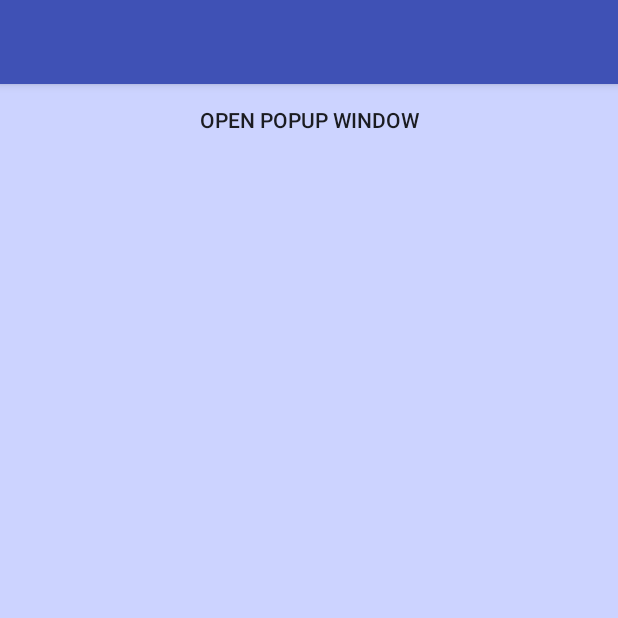
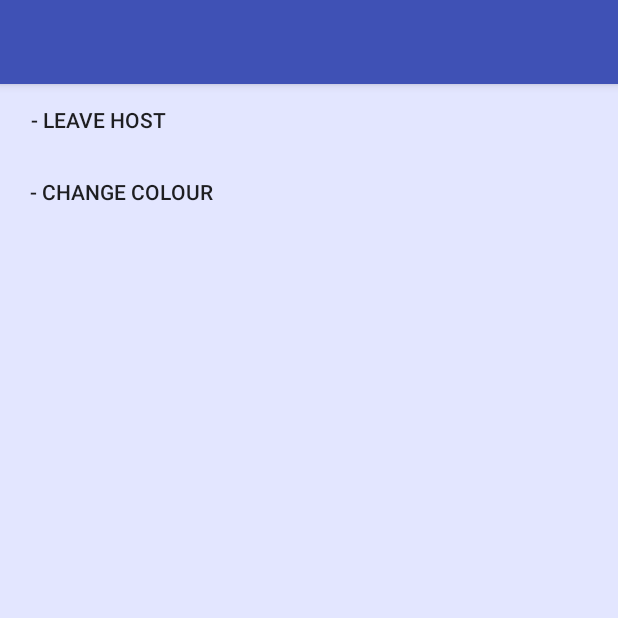
Before and after one commit to sarkingston/Q-DJ, an Android app: the SettingsActivity2 screen opened directly, with no data from a screen before it, on a phone screen of 412 x 824 dp, the top half of it. Run offline under Robolectric (Android 15) with nearby library versions, the phone set to English and light mode, and no system bars.

Commit message:
Tidied actionbars, changed dropdown menu to work better

```diff
--- a/app/src/main/java/ie/tcd/scss/q_dj/SettingsActivity2.java
+++ b/app/src/main/java/ie/tcd/scss/q_dj/SettingsActivity2.java
@@ -5,6 +5,7 @@ package ie.tcd.scss.q_dj;
  */
 
 import android.app.Activity;
+import android.content.SharedPreferences;
 import android.os.Bundle;
 import android.view.LayoutInflater;
 import android.view.View;
@@ -13,9 +14,23 @@ import android.widget.Button;
 import android.widget.PopupWindow;
 
 public class SettingsActivity2 extends Activity {
+
+    //saved themes from changeColour
+    private static final String PREFS_NAME = "prefs";
+    private static final String PREF_DARK_THEME = "dark_theme";
+
     /** Called when the activity is first created. */
     @Override
     public void onCreate(Bundle savedInstanceState) {
+        // Use the chosen theme
+        SharedPreferences preferences = getSharedPreferences(PREFS_NAME, MODE_PRIVATE);
+        boolean useDarkTheme = preferences.getBoolean(PREF_DARK_THEME, false);
+
+        if(useDarkTheme){
+            setTheme(R.style.AppTheme2);
+        } else{
+            setTheme(R.style.AppTheme);
+        }
         super.onCreate(savedInstanceState);
         setContentView(R.layout.activity_settings);
 
@@ -33,8 +48,16 @@ public class SettingsActivity2 extends Activity {
                         LayoutParams.WRAP_CONTENT,
                         LayoutParams.WRAP_CONTENT);
 
-                Button btnDismiss = (Button)popupView.findViewById(R.id.dismiss);
-                btnDismiss.setOnClickListener(new Button.OnClickListener(){
+                Button btnCancel = (Button)popupView.findViewById(R.id.cancel);
+                btnCancel.setOnClickListener(new Button.OnClickListener(){
+
+                    @Override
+                    public void onClick(View v) {
+                        // TODO Auto-generated method stub
+                        popupWindow.dismiss();
+                    }});
+                Button btnLeaveHost = (Button)popupView.findViewById(R.id.leaveHost);
+                btnLeaveHost.setOnClickListener(new Button.OnClickListener(){
 
                     @Override
                     public void onClick(View v) {
--- a/app/src/main/res/layout/activity_add.xml
+++ b/app/src/main/res/layout/activity_add.xml
@@ -6,7 +6,7 @@
     android:paddingTop="@dimen/activity_vertical_margin"
     android:paddingBottom="@dimen/activity_vertical_margin"
     tools:context="ie.tcd.scss.q_dj.AddActivity"
-    android:background="@drawable/login_background">
+    android:background="@color/white">
 
 
 
--- a/app/src/main/res/layout/activity_settings.xml
+++ b/app/src/main/res/layout/activity_settings.xml
@@ -1,8 +1,10 @@
 <?xml version="1.0" encoding="utf-8"?>
 <LinearLayout xmlns:android="http://schemas.android.com/apk/res/android"
     xmlns:app="http://schemas.android.com/apk/res-auto"
-    android:layout_width="fill_parent"
-    android:layout_height="fill_parent"
+    xmlns:tools="http://schemas.android.com/tools"
+    android:layout_height="match_parent"
+    android:layout_width="match_parent"
+    app:layout_behavior="@string/appbar_scrolling_view_behavior"
     android:orientation="vertical" >
 
     <android.support.design.widget.AppBarLayout android:layout_height="wrap_content"
@@ -16,9 +18,18 @@
 
     <Button
         android:id="@+id/openpopup"
-        android:layout_width="fill_parent"
+        android:layout_width="wrap_content"
         android:layout_height="wrap_content"
+        android:paddingLeft="20dp"
         android:background="@null"
-        android:text="Open Popup Window" />
+        android:text="- Leave Host" />
+
+    <Button
+        android:id="@+id/openChangeColour"
+        android:layout_width="wrap_content"
+        android:layout_height="wrap_content"
+        android:paddingLeft="20dp"
+        android:background="@null"
+        android:text="- Change Colour" />
 
 </LinearLayout>
--- a/app/src/main/res/menu/menu_main2.xml
+++ b/app/src/main/res/menu/menu_main2.xml
@@ -1,6 +1,6 @@
 <menu xmlns:android="http://schemas.android.com/apk/res/android"
     xmlns:app="http://schemas.android.com/apk/res-auto"
     xmlns:tools="http://schemas.android.com/tools" tools:context="ie.tcd.scss.q_dj.Main2Activity">
-    <item android:id="@+id/action_settings" android:title="@string/action_settings"
-        android:orderInCategory="100" app:showAsAction="never" />
+    <!--item android:id="@+id/action_settings" android:title="@string/action_settings"
+        android:orderInCategory="100" app:showAsAction="never" /-->
 </menu>
--- a/app/src/main/res/values/colors.xml
+++ b/app/src/main/res/values/colors.xml
@@ -4,11 +4,11 @@
     <color name="colorPrimaryDark">#303F9F</color>
     <color name="greenAccent">#4CAF50</color>
     <color name="greenAccentPressed">#43A047</color>
-    <color name="colorBackground">#ccd3ff</color>
+    <color name="colorBackground">#e3e6ff</color>
     <color name="colorAccent">#49e065</color>
     <color name="colorPrimary2">#ed4c48</color>
     <color name="colorPrimaryDark2">#a73030</color>
     <color name="colorAccent2">#49e065</color>
-    <color name="colorBackground2">#fdd2d2</color>
+    <color name="colorBackground2">#ffe9e9</color>
     <color name="white">#ffffff</color>
 </resources>
--- a/app/src/main/res/values/strings.xml
+++ b/app/src/main/res/values/strings.xml
@@ -1,10 +1,12 @@
 <resources>
     <string name="app_name">QDJ</string>
-    <string name="action_settings">Settings</string>
+    <string name="action_leave_host">Leave Host</string>
     <string name="title_activity_login_screen">LoginScreen</string>
     <string name="title_activity_splash_screen">SplashScreen</string>
+    <string name="title_activity_leave_host">Leave Host</string>
+    <string name="title_activity_graph">Graph</string>
+    <string name="action_add">Add</string>
     <string name="title_activity_settings">Settings</string>
-    <string name="title_activity_graph">Graph</string>
     <string name="title_activity_change_colour">Change Colour</string>
 
     <!-- Strings related to Settings -->
```
Also changed, not shown: app/src/main/java/ie/tcd/scss/q_dj/AddActivity.java (+34 -0 lines), app/src/main/java/ie/tcd/scss/q_dj/ChangeColourActivity.java (+20 -2 lines), app/src/main/java/ie/tcd/scss/q_dj/GraphActivity.java (+35 -1 lines), app/src/main/java/ie/tcd/scss/q_dj/Main2Activity.java (+27 -17 lines), app/src/main/res/layout/leave_host_popup.xml (+15 -6 lines), app/src/main/res/menu/menu_main.xml (+12 -6 lines), app/src/main/res/drawable-hdpi/ic_plus_white_24dp.png (added), app/src/main/res/drawable-mdpi/ic_plus_white_24dp.png (added), app/src/main/res/drawable-xhdpi/ic_plus_white_24dp.png (added), app/src/main/res/drawable-xxhdpi/ic_plus_white_24dp.png (added), app/src/main/res/drawable-xxxhdpi/ic_plus_white_24dp.png (added), 1 other file.
